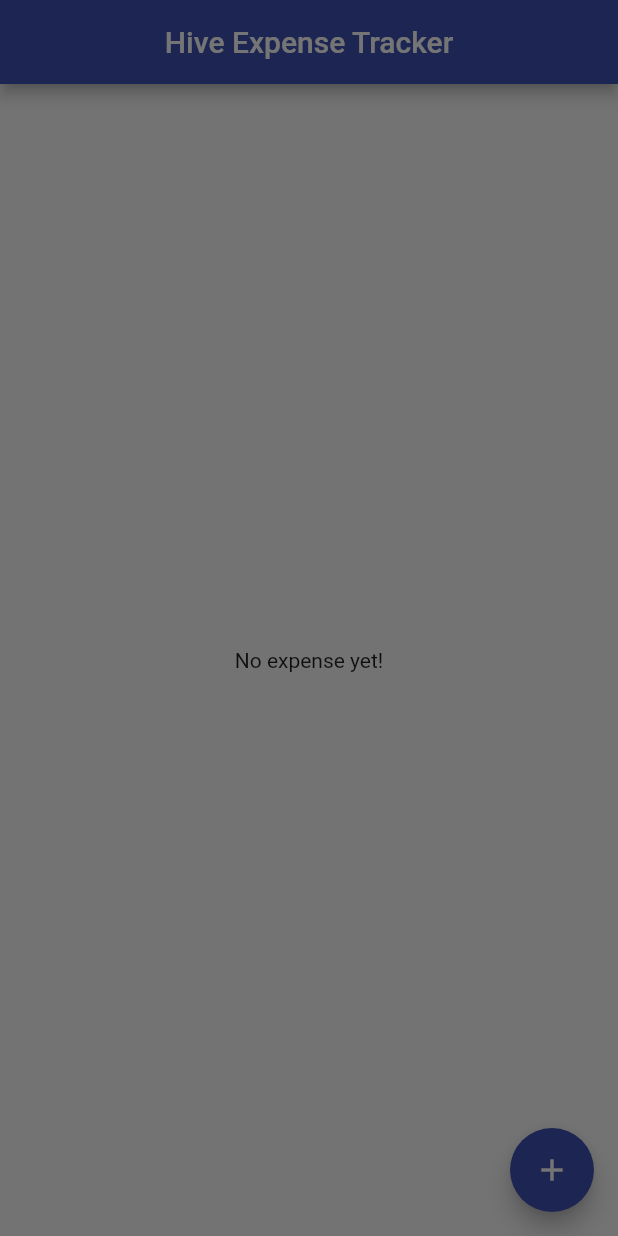
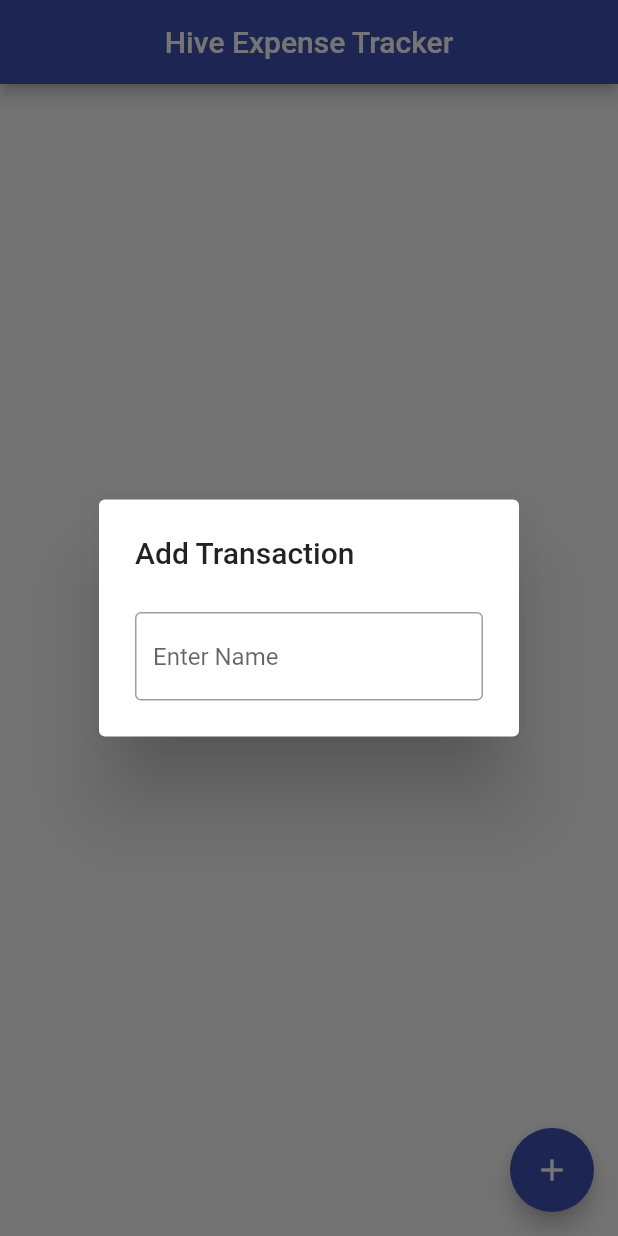
Before and after one commit to AmirhosseinSoleimani/Financial_Management, a Flutter app: the screen it shows after launch, after a tap on the "add" icon, on a phone screen of 412 x 824 dp. Run offline on Flutter 3.47's test engine with Material 2 defaults, Android fonts, the phone set to English and light mode, and no system bars; our stand-ins replace hive, hive_flutter; accounts and stored records are empty.

Commit message:
add widget buildName to transaction_dialog page

```diff
--- a/lib/widget/transaction_dialog.dart
+++ b/lib/widget/transaction_dialog.dart
@@ -18,8 +18,41 @@ class TransactionDialog extends StatefulWidget {
 }
 
 class _TransactionDialogState extends State<TransactionDialog> {
+
+  final formKey = GlobalKey<FormState>();
+  final nameController = TextEditingController();
+  final amountController = TextEditingController();
+
   @override
   Widget build(BuildContext context) {
-    return Container();
+    final isEditing = widget.transaction != null;
+    final title = isEditing ? 'Edit Transaction' : 'Add Transaction';
+    return AlertDialog(
+      title: Text(title),
+      content: Form(
+        key: formKey,
+        child: Column(
+          mainAxisSize: MainAxisSize.min,
+          children: [
+            const SizedBox(
+              height: 8.0,
+            ),
+            buildName(),
+          ],
+        ),
+      ),
+
+    );
   }
+  Widget buildName(){
+    return TextFormField(
+      controller: nameController,
+      decoration: const InputDecoration(
+        border: OutlineInputBorder(),
+        hintText: 'Enter Name',
+      ),
+      validator: (name) => name != null && name.isEmpty ? 'Enter a name' : null,
+    );
+  }
+
 }
```
